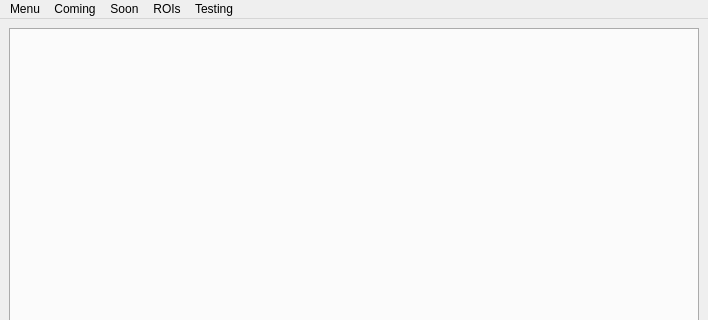
This is mp_MainWindow.ui in andregouws/mrMeshPy as Qt 5 draws it before an edit; both pictures show x 0 to 708 and y 0 to 320 of the 708 by 550 pixel window. The edited form follows.
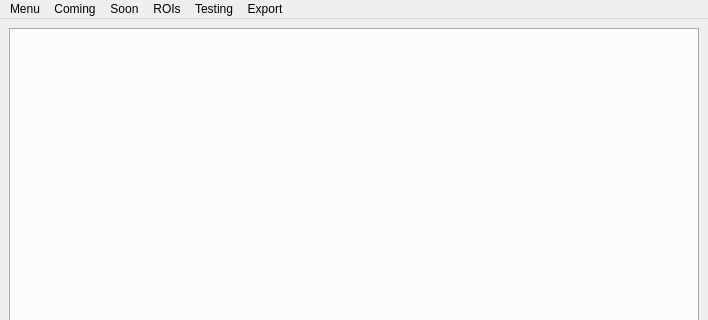
This is the edited form.

The edit to the form file:
```diff
--- a/mp_MainWindow.ui
+++ b/mp_MainWindow.ui
@@ -96,11 +96,18 @@
     </property>
     <addaction name="actionSend_10_bytes_TCP"/>
    </widget>
+   <widget class="QMenu" name="menuExport">
+    <property name="title">
+     <string>Export</string>
+    </property>
+    <addaction name="actionExport_Surface_to_stl"/>
+   </widget>
    <addaction name="menuMenu"/>
    <addaction name="menuComing"/>
    <addaction name="menuSoon"/>
    <addaction name="menuROIs"/>
    <addaction name="menuTesting"/>
+   <addaction name="menuExport"/>
   </widget>
   <widget class="QStatusBar" name="statusbar"/>
   <action name="actionSoon">
```
Left out of the diff: 5 changed lines with no effect on the pictures.
